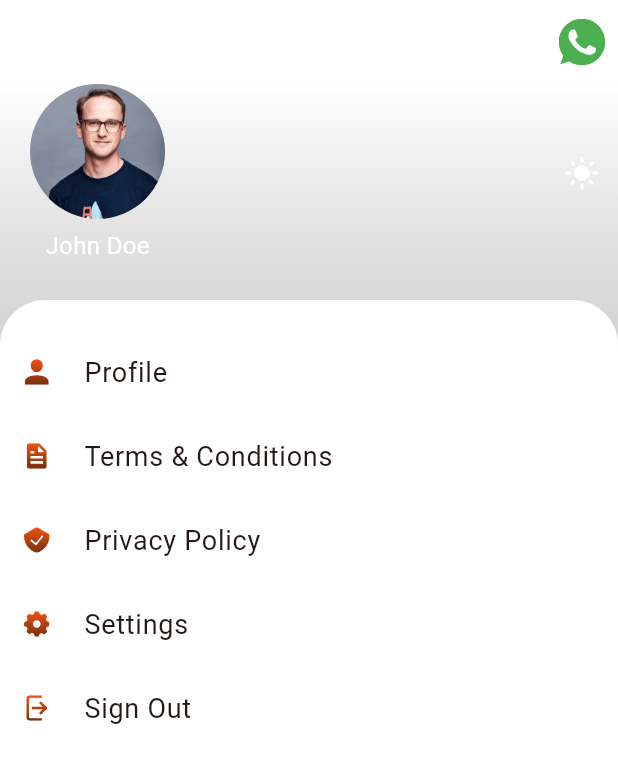
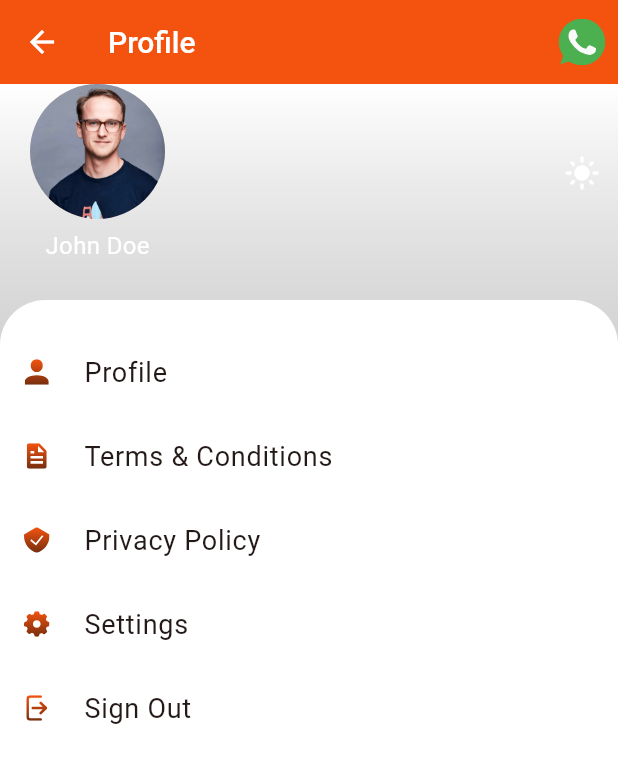
Before and after one commit to jayantaex/Excellis-Travel, a Flutter app: the MyProfileScreen screen opened directly, on a phone screen of 412 x 824 dp. Shown: the top 763 px of the screen. Run offline on Flutter 3.47's test engine with Material 3 defaults, Android fonts, the phone set to English and light mode, and no system bars; our stand-ins replace bloc, dio, dotted_border, equatable, firebase_messaging, flutter_bloc and 10 more; missing offline and left inert: barcode, razorpay_flutter, ticket_widget; accounts and stored records are empty.

Commit message:
worked on optimization

```diff
--- a/lib/features/profile_management/presentation/screens/my_profile_screen.dart
+++ b/lib/features/profile_management/presentation/screens/my_profile_screen.dart
@@ -47,7 +47,6 @@ class MyProfileScreen extends StatelessWidget {
     return Scaffold(
       appBar: AppBar(
         centerTitle: false,
-        backgroundColor: AppColors.transparent,
         title: const Text(
           'Profile',
           style: TextStyle(fontSize: 20, fontWeight: FontWeight.w500),
--- a/lib/features/splash/screens/splash_screen.dart
+++ b/lib/features/splash/screens/splash_screen.dart
@@ -28,7 +28,6 @@ class _SplashScreenState extends State<SplashScreen> {
   Widget build(BuildContext context) {
     return Scaffold(
       appBar: AppBar(
-        backgroundColor: AppColors.transparent,
       ),
       backgroundColor: AppColors.black,
       body: Center(
--- a/lib/features/ticket/presentation/screens/ticket_screen.dart
+++ b/lib/features/ticket/presentation/screens/ticket_screen.dart
@@ -10,7 +10,6 @@ class TicketScreen extends StatelessWidget {
   @override
   Widget build(BuildContext context) {
     return Scaffold(
-      backgroundColor: AppColors.transparent,
       body: TransWhiteBgWidget(
         child: SafeArea(
           child: Column(
--- a/lib/features/wish_list/presentation/screens/wish_list_screen.dart
+++ b/lib/features/wish_list/presentation/screens/wish_list_screen.dart
@@ -24,7 +24,6 @@ class _WishListScreenState extends State<WishListScreen> {
   @override
   Widget build(BuildContext context) {
     return Scaffold(
-      backgroundColor: AppColors.transparent,
       body: TransWhiteBgWidget(
         child: SafeArea(
           child: Column(
```
